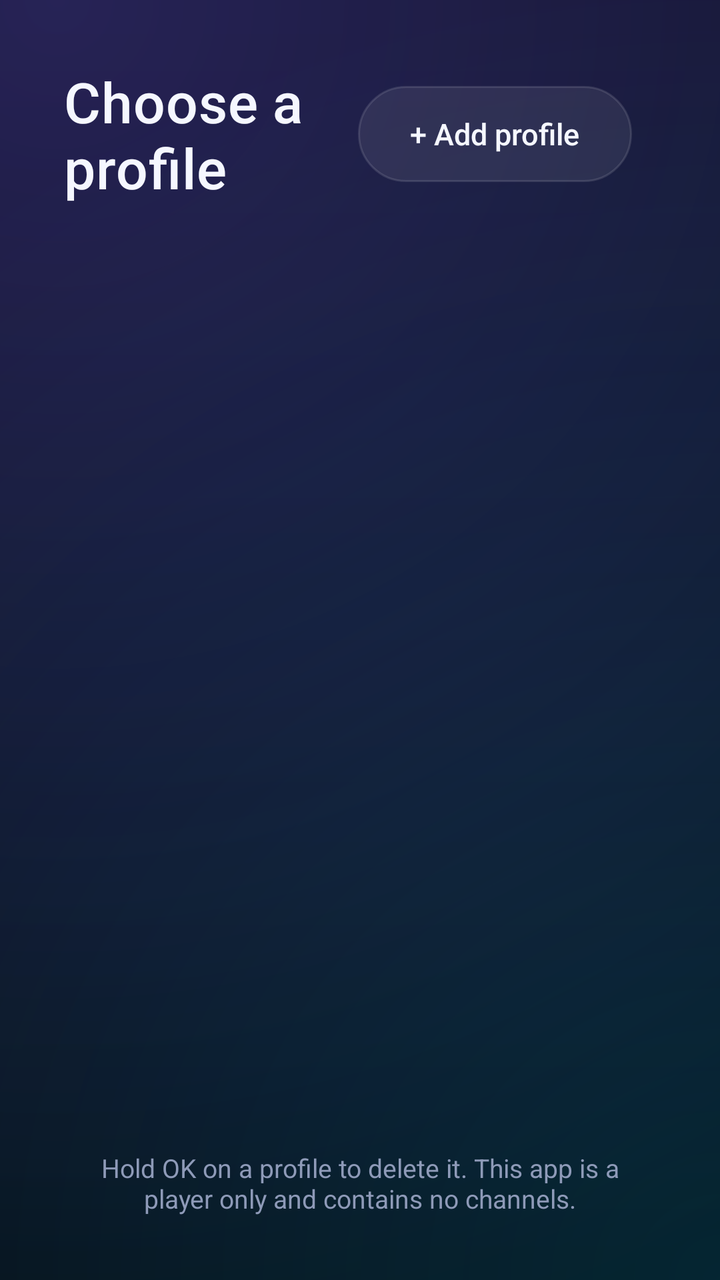
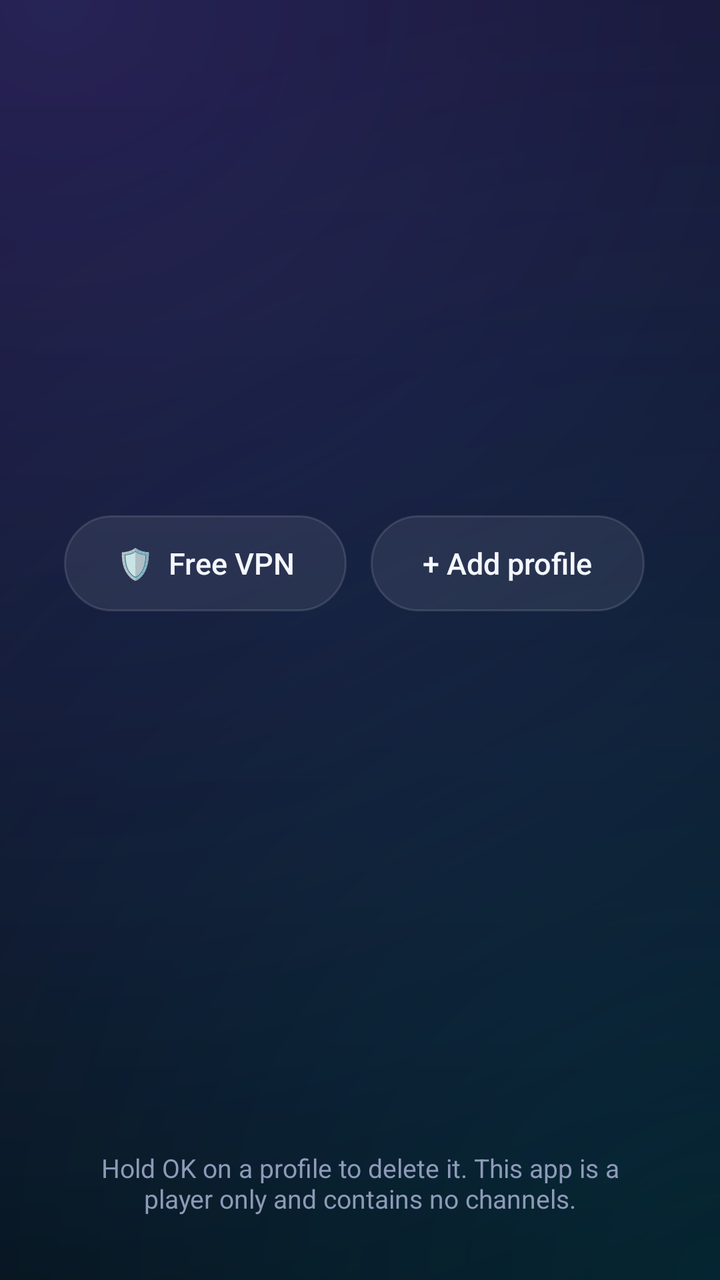

Compare the two renders of this Android layout. The source of the first and the diff that turns it into the second are given below.
<!-- AndroidManifest.xml: application theme AppTheme -->
<!-- res/layout/activity_profiles.xml -->
<?xml version="1.0" encoding="utf-8"?>
<LinearLayout xmlns:android="http://schemas.android.com/apk/res/android"
    android:layout_width="match_parent"
    android:layout_height="match_parent"
    android:orientation="vertical"
    android:padding="32dp">

    <LinearLayout
        android:layout_width="match_parent"
        android:layout_height="wrap_content"
        android:gravity="center_vertical"
        android:orientation="horizontal">

        <TextView
            style="@style/Title"
            android:layout_width="0dp"
            android:layout_height="wrap_content"
            android:layout_weight="1"
            android:text="Choose a profile" />

        <Button
            android:id="@+id/btnAdd"
            style="@style/Btn"
            android:text="+ Add profile" />
    </LinearLayout>

    <TextView
        android:id="@+id/empty"
        android:layout_width="match_parent"
        android:layout_height="wrap_content"
        android:layout_marginTop="40dp"
        android:gravity="center"
        android:text="No profiles yet. Add your provider's Xtream Codes login or an M3U playlist URL to begin."
        android:textColor="@color/text_dim"
        android:textSize="18sp"
        android:visibility="gone" />

    <androidx.recyclerview.widget.RecyclerView
        android:id="@+id/list"
        android:clipToPadding="false"
        android:clipChildren="false"
        android:padding="6dp"
        android:layout_width="match_parent"
        android:layout_height="0dp"
        android:layout_marginTop="20dp"
        android:layout_weight="1" />

    <TextView
        android:layout_width="match_parent"
        android:layout_height="wrap_content"
        android:gravity="center"
        android:text="Hold OK on a profile to delete it. This app is a player only and contains no channels."
        android:textColor="@color/text_dim"
        android:textSize="13sp" />
</LinearLayout>
<!-- resources referenced by this layout -->
<resources>
  <color name="text_dim">#8E9AB8</color>
  <style name="Btn">
          <item name="android:layout_width">wrap_content</item>
          <item name="android:layout_height">48dp</item>
          <item name="android:paddingStart">26dp</item>
          <item name="android:paddingEnd">26dp</item>
          <item name="android:layout_marginEnd">12dp</item>
          <item name="android:background">@drawable/bg_button</item>
          <item name="android:stateListAnimator">@animator/focus_lift</item>
          <item name="android:textColor">@color/text</item>
          <item name="android:textSize">15sp</item>
          <item name="android:fontFamily">sans-serif-medium</item>
          <item name="android:textAllCaps">false</item>
          <item name="android:gravity">center</item>
          <item name="android:focusable">true</item>
          <item name="android:clickable">true</item>
      </style>
  <style name="Title">
          <item name="android:textColor">@color/text</item>
          <item name="android:textSize">28sp</item>
          <item name="android:fontFamily">sans-serif-medium</item>
          <item name="android:letterSpacing">0.01</item>
      </style>
  <color name="text">#F5F7FF</color>
  <color name="accent">#7C5CFF</color>
  <color name="accent2">#00D4FF</color>
  <color name="accent_dark">#5A3FE0</color>
  <color name="bg">#070A12</color>
  <!-- drawable bg_app (drawable) -->
  <?xml version="1.0" encoding="utf-8"?>
  <layer-list xmlns:android="http://schemas.android.com/apk/res/android">
      <item>
          <shape android:shape="rectangle">
              <gradient android:angle="270" android:startColor="#0B1020" android:endColor="#05070D" />
          </shape>
      </item>
      <item>
          <shape android:shape="rectangle">
              <gradient android:type="radial" android:centerX="0.08" android:centerY="0.0"
                  android:gradientRadius="700dp" android:startColor="#3D7C5CFF" android:endColor="#007C5CFF" />
          </shape>
      </item>
      <item>
          <shape android:shape="rectangle">
              <gradient android:type="radial" android:centerX="1.0" android:centerY="1.0"
                  android:gradientRadius="650dp" android:startColor="#2600D4FF" android:endColor="#0000D4FF" />
          </shape>
      </item>
  </layer-list>
  <style name="DialogTheme" parent="ThemeOverlay.AppCompat.Dialog.Alert">
          <item name="android:windowBackground">@drawable/bg_dialog</item>
          <item name="colorAccent">?attr/sbAccent2</item>
          <item name="colorControlActivated">?attr/sbAccent2</item>
          <item name="android:textColorPrimary">@color/text</item>
          <item name="android:textColor">@color/text</item>
          <item name="android:textColorSecondary">@color/text_dim</item>
          <item name="android:listSelector">@drawable/bg_row</item>
          <item name="buttonBarButtonStyle">@style/DialogButton</item>
      </style>
  <color name="glass">#14FFFFFF</color>
  <color name="glass_stroke">#1FFFFFFF</color>
  <!-- drawable bg_dialog (drawable) -->
  <?xml version="1.0" encoding="utf-8"?>
  <inset xmlns:android="http://schemas.android.com/apk/res/android" android:inset="16dp">
      <shape android:shape="rectangle">
          <gradient android:angle="270" android:startColor="#1A2236" android:endColor="#10152A" />
          <corners android:radius="22dp" />
          <stroke android:width="1dp" android:color="#337C5CFF" />
      </shape>
  </inset>
  <style name="DialogButton" parent="Widget.AppCompat.Button.ButtonBar.AlertDialog">
          <item name="android:textColor">?attr/sbAccent2</item>
          <item name="android:textAllCaps">false</item>
          <item name="android:textSize">16sp</item>
          <item name="android:background">@drawable/bg_button</item>
          <item name="android:layout_marginStart">8dp</item>
          <item name="android:paddingStart">20dp</item>
          <item name="android:paddingEnd">20dp</item>
      </style>
  <!-- unchanged entries left out for length: 3 -->
</resources>

<!-- the commit's change to res/layout/activity_profiles.xml (unified diff, before → after) -->
@@ -17,6 +17,12 @@
             android:layout_height="wrap_content"
             android:layout_weight="1"
             android:text="Choose a profile" />
+
+        <Button
+            android:id="@+id/btnVpn"
+            style="@style/Btn"
+            android:layout_marginEnd="12dp"
+            android:text="🛡  Free VPN" />
 
         <Button
             android:id="@+id/btnAdd"
